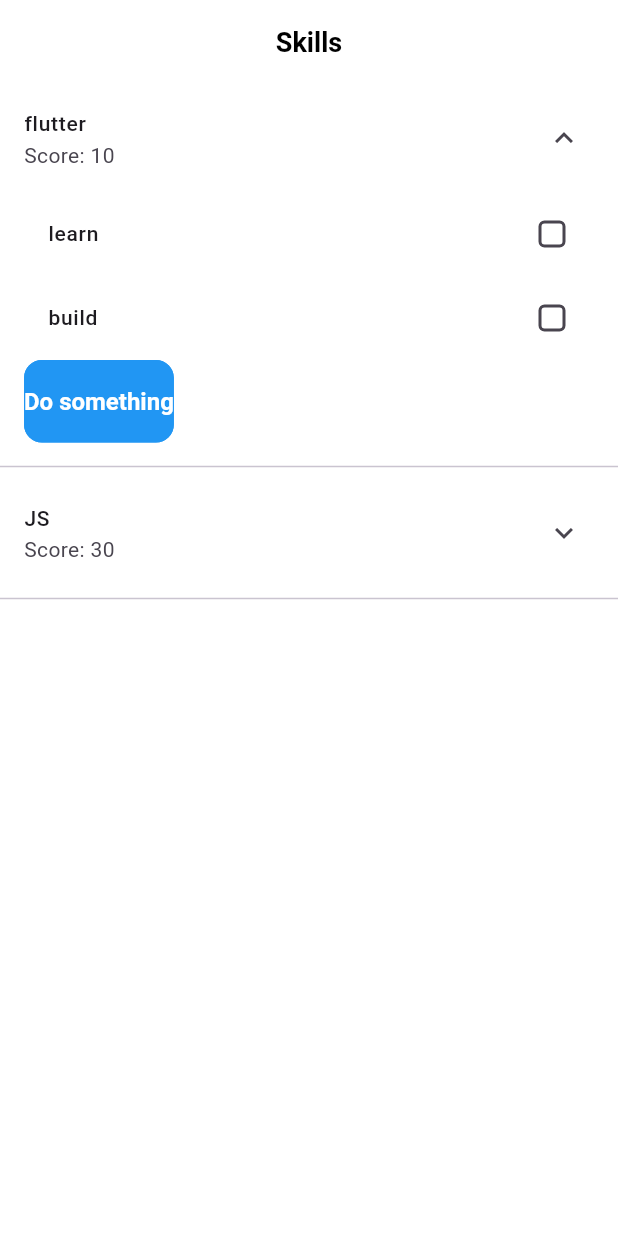
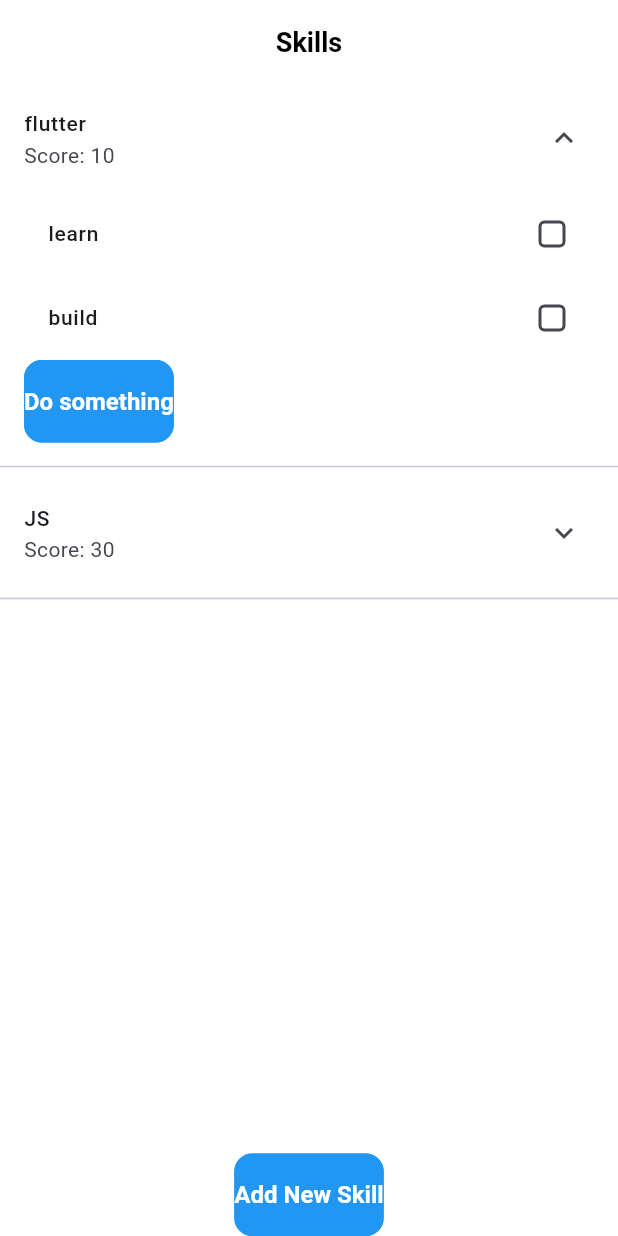
Before and after one commit to OussamaBenouddane/skill_monitor, a Flutter app: the screen it shows after launch, after a tap on "flutter", on a phone screen of 412 x 824 dp. Run offline on Flutter 3.47's test engine with Material 3 defaults, Android fonts, the phone set to English and light mode, and no system bars; our stand-ins replace get, sqflite; accounts and stored records are empty; Roboto replaces fonts that are missing (Poppins).

Commit message:
add skill done

```diff
--- a/lib/app.dart
+++ b/lib/app.dart
@@ -1,5 +1,6 @@
 import 'package:flutter/material.dart';
 import 'package:get/get.dart';
+import 'package:skill_monitor/features/screens/add_skill.dart';
 import 'package:skill_monitor/features/screens/home.dart';
 import 'package:skill_monitor/utils/theme/theme.dart';
 
@@ -11,8 +12,12 @@ class MyApp extends StatelessWidget {
     return GetMaterialApp(
       themeMode: ThemeMode.system,
       theme: AppTheme.lightTheme,
+      routes: {
+        '/': (context) => const Home(),
+        '/add_skill': (context) => SkillSetupScreen(),
+      },
       darkTheme: AppTheme.darkTheme,
-      home: Home(),
+      debugShowCheckedModeBanner: false,
     );
   }
 }
--- a/lib/features/screens/home.dart
+++ b/lib/features/screens/home.dart
@@ -2,6 +2,8 @@ import 'package:flutter/material.dart';
 
 
 class Home extends StatefulWidget {
+  const Home({super.key});
+
   @override
   _HomeState createState() => _HomeState();
 }
@@ -19,7 +21,10 @@ class _HomeState extends State<Home> {
   Widget build(BuildContext context) {
     return Scaffold(
       appBar: AppBar(title: const Text('Skills')),
-      body: ListView.builder(
+      body: Column(
+        children: [
+          Expanded(
+            child: ListView.builder(
               itemCount: skills.length,
               itemBuilder: (context, index) {
                 final skill = skills[index];
@@ -80,10 +85,15 @@ class _HomeState extends State<Home> {
                       ),
                     ],
                     const Divider(),
+
                   ],
                 );
               },
             ),
+          ),
+          ElevatedButton(onPressed: () {Navigator.of(context).pushNamed('/add_skill');}, child: const Text('Add New Skill')),
+        ],
+      ),
     );
   }
 }
```
Also changed, not shown: lib/features/screens/add_skill.dart (added, +127 -0 lines), 1 other file. Lines whose indentation alone changed are shown as unchanged.
